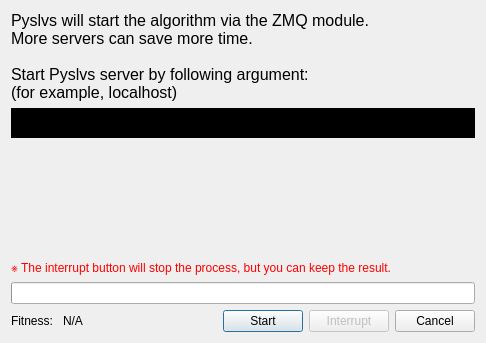
KmolYuan/Pyslvs-UI, file core/panel/DimensionalSynthesis/Path_Solving_progress.ui: the form before one commit.
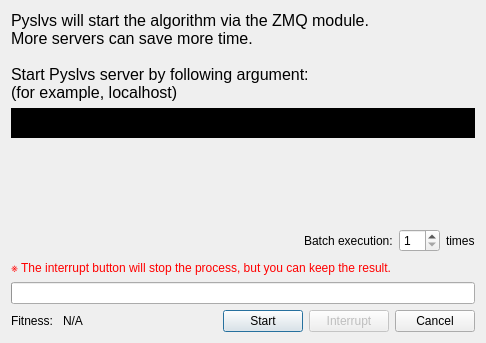
The form after the commit. Icons and pictures are not drawn.

Commit message: Algorithm batch execution.

Diff of the .ui file:
```diff
--- a/core/panel/DimensionalSynthesis/Path_Solving_progress.ui
+++ b/core/panel/DimensionalSynthesis/Path_Solving_progress.ui
@@ -79,6 +79,47 @@
      </property>
     </spacer>
    </item>
+   <item>
+    <layout class="QHBoxLayout" name="horizontalLayout_2">
+     <item>
+      <spacer name="horizontalSpacer_2">
+       <property name="orientation">
+        <enum>Qt::Horizontal</enum>
+       </property>
+       <property name="sizeHint" stdset="0">
+        <size>
+         <width>40</width>
+         <height>20</height>
+        </size>
+       </property>
+      </spacer>
+     </item>
+     <item>
+      <widget class="QLabel" name="label_4">
+       <property name="text">
+        <string>Batch execution:</string>
+       </property>
+      </widget>
+     </item>
+     <item>
+      <widget class="QSpinBox" name="loopTime">
+       <property name="minimum">
+        <number>1</number>
+       </property>
+       <property name="maximum">
+        <number>10</number>
+       </property>
+      </widget>
+     </item>
+     <item>
+      <widget class="QLabel" name="label_5">
+       <property name="text">
+        <string>times</string>
+       </property>
+      </widget>
+     </item>
+    </layout>
+   </item>
    <item>
     <widget class="QLabel" name="label_2">
      <property name="text">
```
The commit also changes 5 other files.
